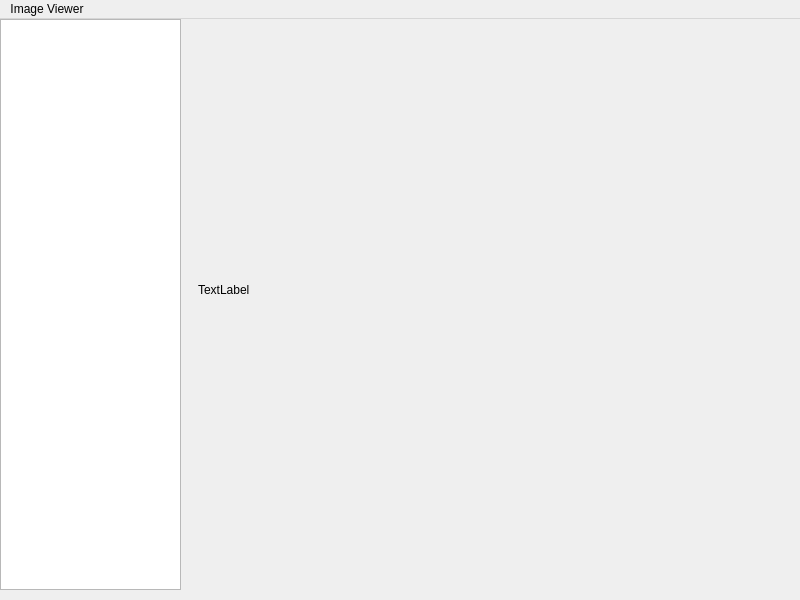
pwnsbd/ImageViewer, file imageviewer.ui: the form before one commit.
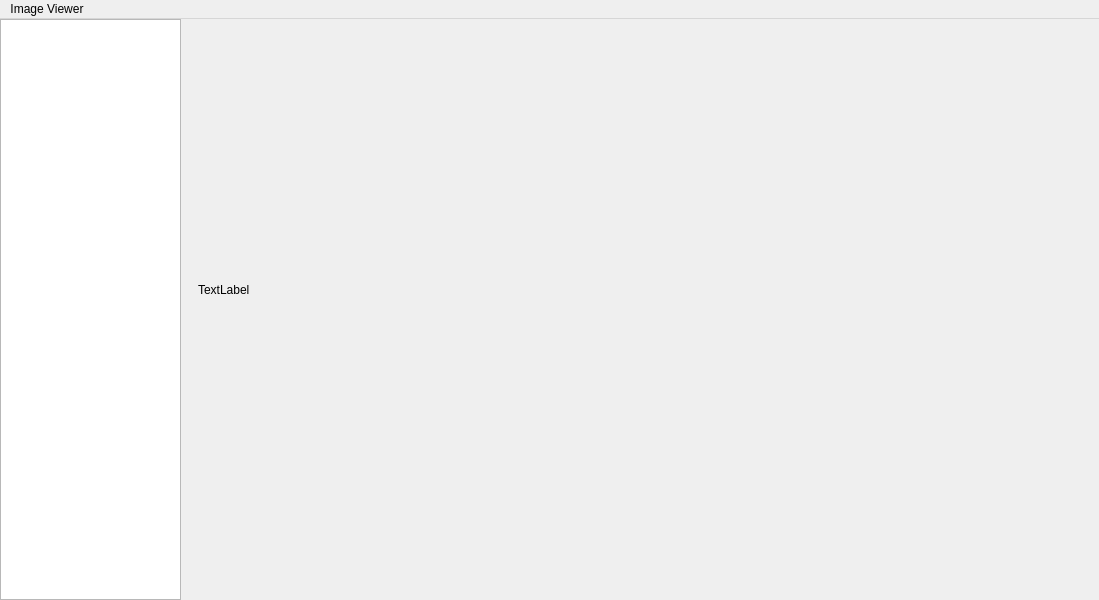
The form after the commit.

```diff
--- a/imageviewer.ui
+++ b/imageviewer.ui
@@ -6,7 +6,7 @@
    <rect>
     <x>0</x>
     <y>0</y>
-    <width>800</width>
+    <width>1099</width>
     <height>600</height>
    </rect>
   </property>
@@ -20,7 +20,7 @@
       <x>0</x>
       <y>0</y>
       <width>181</width>
-      <height>571</height>
+      <height>581</height>
      </rect>
     </property>
    </widget>
@@ -37,13 +37,23 @@
      <string>TextLabel</string>
     </property>
    </widget>
+   <widget class="QWidget" name="propertiesPanel" native="true">
+    <property name="geometry">
+     <rect>
+      <x>900</x>
+      <y>-1</y>
+      <width>191</width>
+      <height>571</height>
+     </rect>
+    </property>
+   </widget>
   </widget>
   <widget class="QMenuBar" name="menuBar">
    <property name="geometry">
     <rect>
      <x>0</x>
      <y>0</y>
-     <width>800</width>
+     <width>1099</width>
      <height>21</height>
     </rect>
    </property>
```
